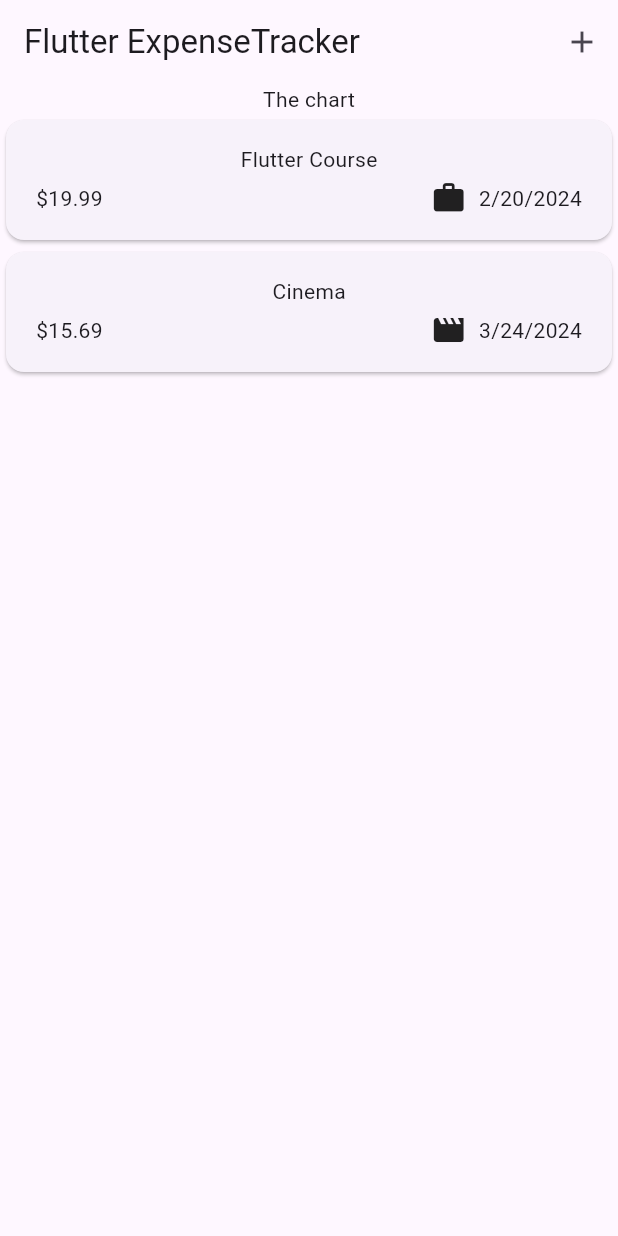
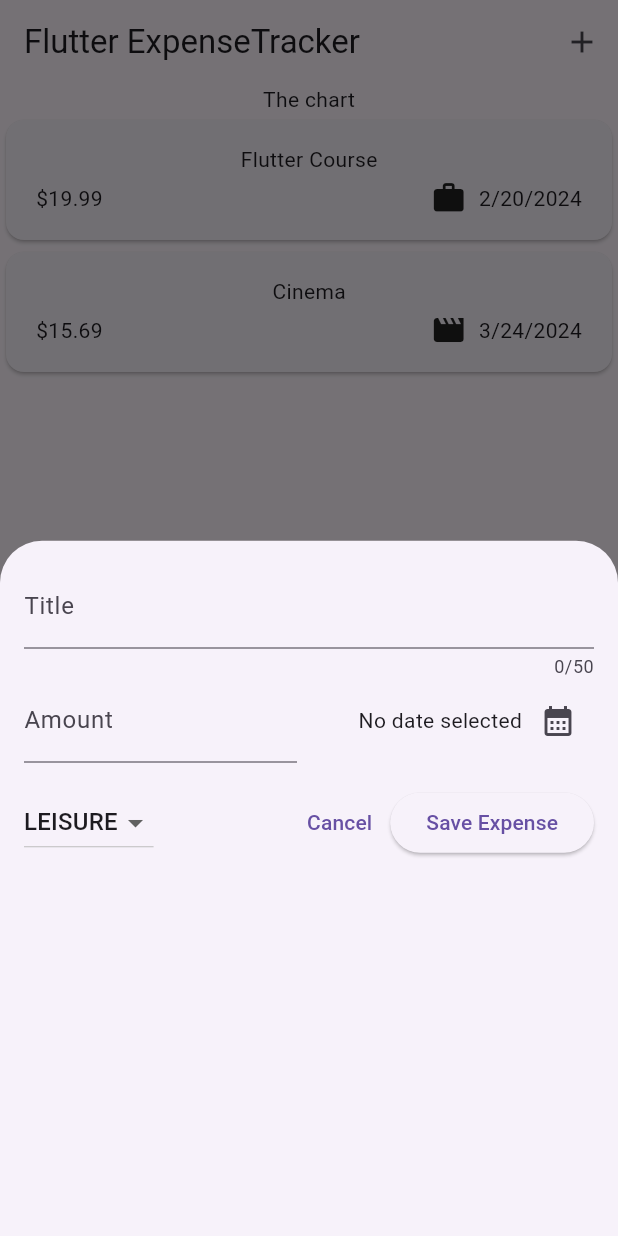
Before and after one commit to yulin0625/expense_tracker, a Flutter app: the screen it shows after launch, after a tap on the "add" icon, on a phone screen of 412 x 824 dp. Run offline on Flutter 3.47's test engine with Material 3 defaults, Android fonts, the phone set to English and light mode, and no system bars.

Commit message:
Add new_expense widget and Finish basic UI

```diff
--- a/lib/widgets/expenses.dart
+++ b/lib/widgets/expenses.dart
@@ -2,6 +2,7 @@ import 'package:flutter/material.dart';
 
 import 'package:expense_tracker/models/expense.dart';
 import 'package:expense_tracker/widgets/expenses_list/expenses_list.dart';
+import 'package:expense_tracker/widgets/new_expense.dart';
 
 class Expenses extends StatefulWidget {
   const Expenses({super.key});
@@ -28,6 +29,13 @@ class _ExpensesState extends State<Expenses> {
     ),
   ];
 
+  void _openAddExpenseOverlay() {
+    showModalBottomSheet(
+      context: context,
+      builder: (ctx) => const NewExpense(),
+    );
+  }
+
   @override
   Widget build(BuildContext context) {
     return Scaffold(
@@ -35,7 +43,7 @@ class _ExpensesState extends State<Expenses> {
         title: const Text('Flutter ExpenseTracker'),
         actions: [
           IconButton(
-            onPressed: () {},
+            onPressed: _openAddExpenseOverlay,
             icon: const Icon(Icons.add),
           ),
         ],
--- /dev/null
+++ b/lib/widgets/new_expense.dart
@@ -0,0 +1,135 @@
+import 'package:expense_tracker/models/expense.dart';
+import 'package:flutter/material.dart';
+import 'package:intl/intl.dart';
+
+final formatter = DateFormat.yMd();
+
+class NewExpense extends StatefulWidget {
+  const NewExpense({super.key});
+
+  @override
+  State<NewExpense> createState() {
+    return _NewExpenseState();
+  }
+}
+
+class _NewExpenseState extends State<NewExpense> {
+  final _titleController = TextEditingController();
+  final _amountController = TextEditingController();
+  DateTime? _selectedDate; // ? 表示可以為 null
+  Category _selectedCategory = Category.leisure;
+
+  void _presentDatePicker() async {
+    // 使用非同步
+    final now = DateTime.now();
+    final firstDate = DateTime(now.year - 1, now.month, now.day);
+    // 等選完日期後再將回傳值給 pickedDate
+    final pickedDate = await showDatePicker(
+      context: context,
+      initialDate: now,
+      firstDate: firstDate,
+      lastDate: now,
+    );
+    setState(() {
+      _selectedDate = pickedDate;
+    });
+  }
+
+  // 要使用 dispose 在沒有使用到 TextEditingController 時將記憶體釋放
+  @override
+  void dispose() {
+    _titleController.dispose();
+    _amountController.dispose();
+    super.dispose();
+  }
+
+  @override
+  Widget build(BuildContext context) {
+    return Padding(
+      padding: const EdgeInsets.all(16),
+      child: Column(
+        children: [
+          TextField(
+            controller: _titleController,
+            maxLength: 50,
+            decoration: const InputDecoration(
+              label: Text('Title'),
+            ),
+          ),
+          Row(
+            children: [
+              Expanded(
+                child: TextField(
+                  controller: _amountController,
+                  keyboardType: TextInputType.number,
+                  decoration: const InputDecoration(
+                    prefixText: '\$ ',
+                    label: Text('Amount'),
+                  ),
+                ),
+              ),
+              const SizedBox(width: 16),
+              Expanded(
+                child: Row(
+                  mainAxisAlignment: MainAxisAlignment.end,
+                  crossAxisAlignment: CrossAxisAlignment.center,
+                  children: [
+                    Text(_selectedDate == null
+                        ? 'No date selected'
+                        : formatter.format(_selectedDate!)),
+                    // 因為 _selectedDate 為 DateTime? 型態，代表可能為 null，
+                    //所以要加 ! 告訴 flutter 我確定 _selectedDate 不為 null
+                    IconButton(
+                        onPressed: _presentDatePicker,
+                        icon: const Icon(
+                          Icons.calendar_month,
+                        ))
+                  ],
+                ),
+              ),
+            ],
+          ),
+          const SizedBox(height: 16),
+          Row(
+            children: [
+              DropdownButton(
+                  value: _selectedCategory,
+                  items: Category.values
+                      .map(
+                        (category) => DropdownMenuItem(
+                          value: category,
+                          child: Text(
+                            category.name.toUpperCase(),
+                          ),
+                        ),
+                      )
+                      .toList(),
+                  onChanged: (value) {
+                    if (value == null) {
+                      return;
+                    }
+                    setState(() {
+                      _selectedCategory = value;
+                    });
+                  }),
+              const Spacer(),
+              TextButton(
+                onPressed: () {
+                  Navigator.pop(context);
+                },
+                child: const Text('Cancel'),
+              ),
+              ElevatedButton(
+                onPressed: () {
+                  print(_titleController.text);
+                  print(_amountController.text);
+                },
+                child: const Text('Save Expense'),
+              ),
+            ],
+          ),
+        ],
+      ),
+    );
+  }
+}
```
